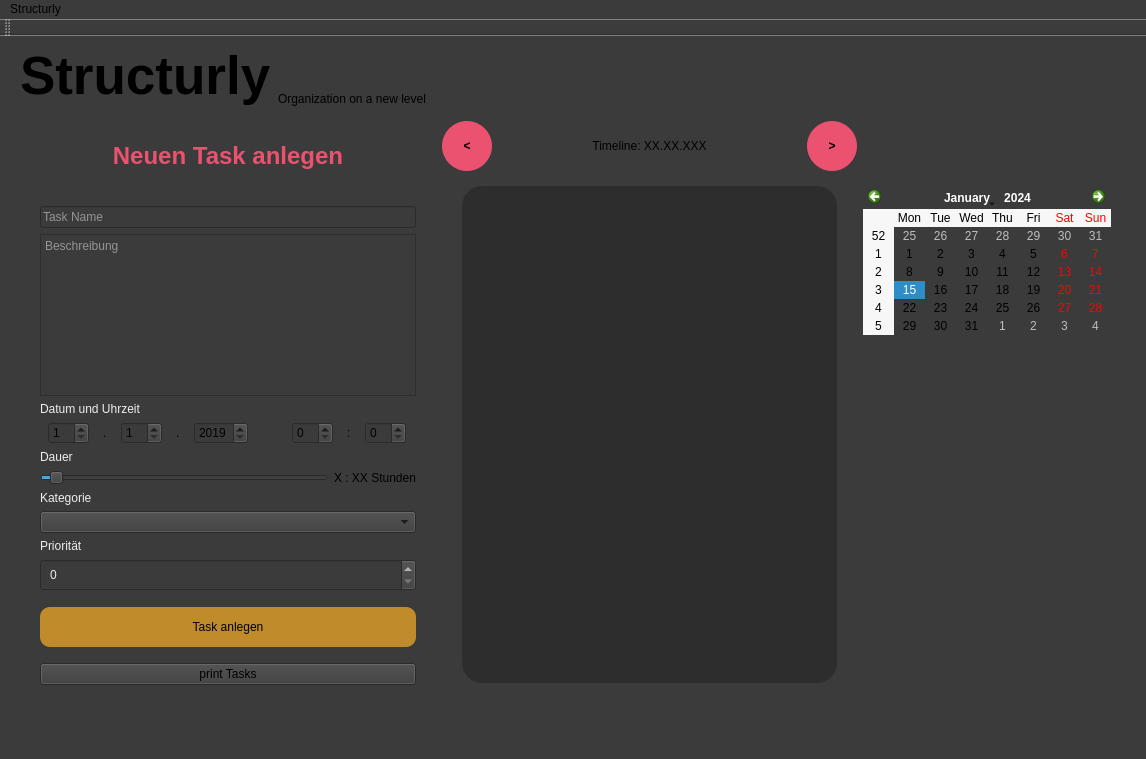
Qt form src/qtdep_gui/mainwindow.ui (paulwag/Structurly) before a commit.
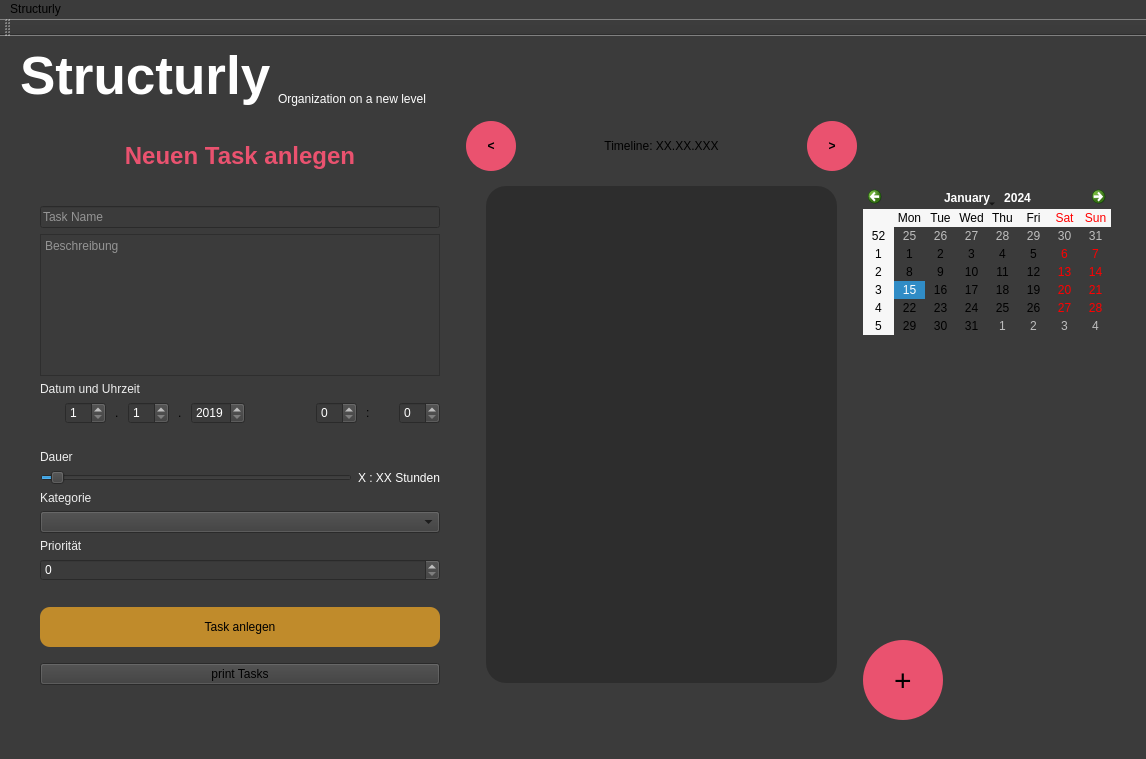
The same form after that commit.

Commit message: updates output controller and ui

Diff of the .ui file:
```diff
--- a/src/qtdep_gui/mainwindow.ui
+++ b/src/qtdep_gui/mainwindow.ui
@@ -61,7 +61,7 @@
          <rect>
           <x>0</x>
           <y>0</y>
-          <width>343</width>
+          <width>316</width>
           <height>475</height>
          </rect>
         </property>
@@ -102,6 +102,10 @@
            <kerning>true</kerning>
           </font>
          </property>
+         <property name="styleSheet">
+          <string notr="true">color: white;
+</string>
+         </property>
          <property name="text">
           <string>Structurly</string>
          </property>
@@ -109,6 +113,9 @@
        </item>
        <item row="0" column="1">
         <widget class="QLabel" name="subtitle_label">
+         <property name="styleSheet">
+          <string notr="true">color: white;</string>
+         </property>
          <property name="text">
           <string>Organization on a new level</string>
          </property>
@@ -159,6 +166,26 @@
          </property>
         </widget>
        </item>
+       <item>
+        <widget class="QPushButton" name="pushButton_3">
+         <property name="sizePolicy">
+          <sizepolicy hsizetype="Fixed" vsizetype="Fixed">
+           <horstretch>0</horstretch>
+           <verstretch>0</verstretch>
+          </sizepolicy>
+         </property>
+         <property name="styleSheet">
+          <string notr="true">border-radius: 40px;
+background-color: #EA526F;
+width: 80px;
+height: 80px;
+font-size: 30px;</string>
+         </property>
+         <property name="text">
+          <string>+</string>
+         </property>
+        </widget>
+       </item>
       </layout>
      </item>
      <item row="2" column="0">
@@ -224,7 +251,9 @@
             </sizepolicy>
            </property>
            <property name="styleSheet">
-            <string notr="true">border-color: rgb(33, 33, 33);</string>
+            <string notr="true">margin-left: 25px;
+margin-bottom: 20px;
+color: white;</string>
            </property>
            <property name="minimum">
             <number>1</number>
@@ -242,6 +271,9 @@
              <verstretch>0</verstretch>
             </sizepolicy>
            </property>
+           <property name="styleSheet">
+            <string notr="true">margin-bottom: 20px;</string>
+           </property>
            <property name="text">
             <string>.</string>
            </property>
@@ -256,7 +288,8 @@
             </sizepolicy>
            </property>
            <property name="styleSheet">
-            <string notr="true">border-color: #3B3B3B;</string>
+            <string notr="true">color: white;
+margin-bottom: 20px;</string>
            </property>
            <property name="minimum">
             <number>1</number>
@@ -274,6 +307,9 @@
              <verstretch>0</verstretch>
             </sizepolicy>
            </property>
+           <property name="styleSheet">
+            <string notr="true">margin-bottom: 20px;</string>
+           </property>
            <property name="text">
             <string>.</string>
            </property>
@@ -288,7 +324,9 @@
             </sizepolicy>
            </property>
            <property name="styleSheet">
-            <string notr="true">border-color:  #3B3B3B;</string>
+            <string notr="true">color: white;
+margin-right: 35px;
+margin-bottom: 20px;</string>
            </property>
            <property name="minimum">
             <number>2019</number>
@@ -307,8 +345,10 @@
             </sizepolicy>
            </property>
            <property name="styleSheet">
-            <string notr="true">margin-left: 30px;
-border-color: #3B3B3B;</string>
+            <string notr="true">color: white;
+margin-left: 30px;
+border-color: #3B3B3B;
+margin-bottom: 20px;</string>
            </property>
            <property name="maximum">
             <number>23</number>
@@ -323,6 +363,9 @@
              <verstretch>0</verstretch>
             </sizepolicy>
            </property>
+           <property name="styleSheet">
+            <string notr="true">margin-bottom: 20px;</string>
+           </property>
            <property name="text">
             <string>:</string>
            </property>
@@ -337,8 +380,10 @@
             </sizepolicy>
            </property>
            <property name="styleSheet">
-            <string notr="true">outline: none;
-
+            <string notr="true">color: white;
+outline: none;
+margin-left: 20px;
+margin-bottom: 20px;
 </string>
            </property>
            <property name="maximum">
@@ -393,6 +438,9 @@
          </item>
          <item>
           <widget class="QLabel" name="label">
+           <property name="styleSheet">
+            <string notr="true">color: white;</string>
+           </property>
            <property name="text">
             <string>X : XX Stunden</string>
            </property>
@@ -431,10 +479,9 @@
        <item>
         <widget class="QSpinBox" name="priority_edit">
          <property name="styleSheet">
-          <string notr="true">color: #eee;
+          <string notr="true">color: white;
 border-color: #3B3B3B;
-margin-bottom: 10px;
-padding: 5px;</string>
+margin-bottom: 20px;</string>
          </property>
         </widget>
        </item>
```
Left out of the diff: 3 changed lines with no effect on the pictures. The commit also changes 4 other files.
